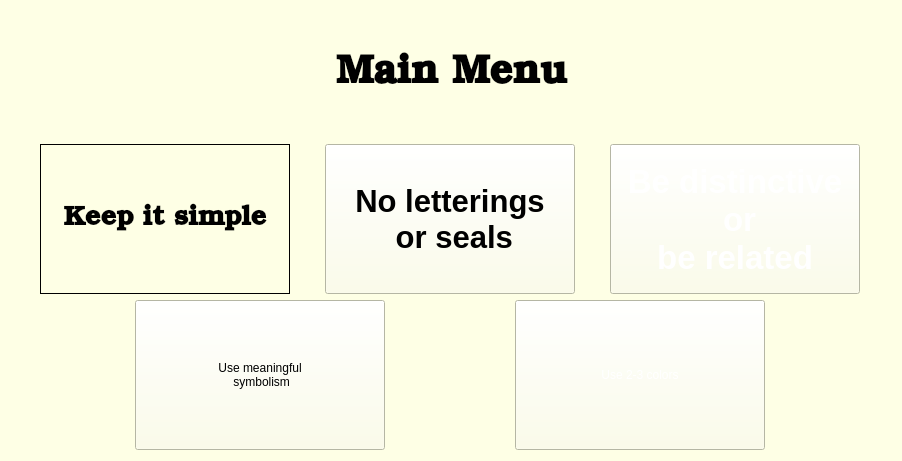
zxjorge/EDApp, file mainmenu.ui: the form before one commit.
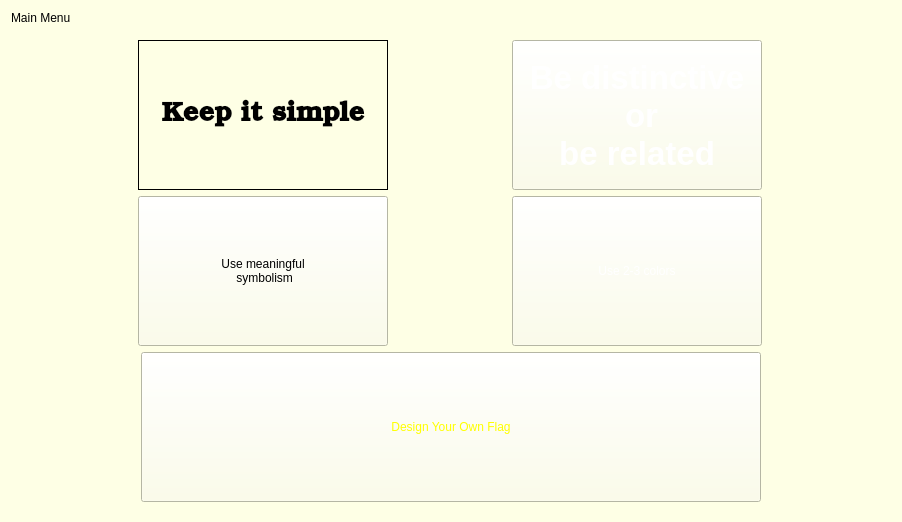
The form after the commit. Icons and pictures are not drawn.

Commit message: removed seals lesson< conmdensed

Diff of the .ui file:
```diff
--- a/mainmenu.ui
+++ b/mainmenu.ui
@@ -20,35 +20,11 @@
    <string>Form</string>
   </property>
   <property name="styleSheet">
-   <string notr="true">text-align: left;
-white-space: wrap;
-background-color: rgb(254, 255, 229);</string>
+   <string notr="true">background-color: rgb(254, 255, 229);</string>
   </property>
   <layout class="QVBoxLayout" name="verticalLayout_3">
    <item>
-    <layout class="QVBoxLayout" name="verticalLayout">
-     <item>
       <widget class="QLabel" name="label">
-       <property name="sizePolicy">
-        <sizepolicy hsizetype="Preferred" vsizetype="Fixed">
-         <horstretch>0</horstretch>
-         <verstretch>0</verstretch>
-        </sizepolicy>
-       </property>
-       <property name="maximumSize">
-        <size>
-         <width>16777215</width>
-         <height>1677</height>
-        </size>
-       </property>
-       <property name="font">
-        <font>
-         <family>Bookman Old Style</family>
-         <pointsize>30</pointsize>
-         <italic>false</italic>
-         <bold>true</bold>
-        </font>
-       </property>
        <property name="styleSheet">
         <string notr="true">font: 800 30pt &quot;Bookman Old Style&quot;;
 </string>
@@ -56,14 +32,13 @@
        <property name="text">
         <string>Main Menu</string>
        </property>
-       <property name="alignment">
-        <set>Qt::AlignCenter</set>
-       </property>
-      </widget>
-     </item>
-    </layout>
-   </item>
+    </widget>
+   </item>
    <item>
+    <widget class="QWidget" name="widget" native="true">
+     <property name="styleSheet">
+      <string notr="true">background-color: rgb(254, 255, 229);</string>
+     </property>
     <layout class="QVBoxLayout" name="verticalLayout_2">
      <item>
       <layout class="QHBoxLayout" name="horizontalLayout">
@@ -103,6 +78,10 @@
     border: 1px solid black;
 	 font: 600 20pt &quot;Bookman Old Style&quot;;
 }
+
+QPushButton#DesignButton:pressed, QPushButton#DesignButton:checked {
+	border-color:  rgb(85, 255, 0);
+}
 </string>
          </property>
          <property name="text">
@@ -110,42 +89,6 @@
          </property>
         </widget>
        </item>
-       <item>
-        <widget class="QPushButton" name="NLSButton">
-         <property name="sizePolicy">
-          <sizepolicy hsizetype="Fixed" vsizetype="Fixed">
-           <horstretch>0</horstretch>
-           <verstretch>0</verstretch>
-          </sizepolicy>
-         </property>
-         <property name="minimumSize">
-          <size>
-           <width>250</width>
-           <height>150</height>
-          </size>
-         </property>
-         <property name="maximumSize">
-          <size>
-           <width>250</width>
-           <height>150</height>
-          </size>
-         </property>
-         <property name="styleSheet">
-          <string notr="true">QPushButton#NLSButton {
-    border-image: url(:/Flags/ar.png);
-    color: black;
-    font: bold 23pt Arial;
-    text-align: center;
-	 font: 600 20pt &quot;Bookman Old Style&quot;;
-}
-</string>
-         </property>
-         <property name="text">
-          <string>No letterings
- or seals</string>
-         </property>
-        </widget>
-       </item>
        <item>
         <widget class="QPushButton" name="BDRButton">
          <property name="sizePolicy">
@@ -174,6 +117,10 @@
     text-align: center;
 	 font: 600 20pt &quot;Bookman Old Style&quot;;
 }
+
+QPushButton#DesignButton:pressed, QPushButton#DesignButton:checked {
+	border-color:  rgb(85, 255, 0);
+}
 </string>
          </property>
          <property name="text">
@@ -214,6 +161,10 @@
 	 font: 600 20pt &quot;Bookman Old Style&quot;;
     text-align: center;
 }
+
+QPushButton#DesignButton:pressed, QPushButton#DesignButton:checked {
+	border-color:  rgb(85, 255, 0);
+}
 </string>
          </property>
          <property name="text">
@@ -249,6 +200,10 @@
     text-align: center;
 	 font: 600 20pt &quot;Bookman Old Style&quot;;
 }
+
+QPushButton#DesignButton:pressed, QPushButton#DesignButton:checked {
+	border-color:  rgb(85, 255, 0);
+}
 </string>
          </property>
          <property name="text">
@@ -258,7 +213,42 @@
        </item>
       </layout>
      </item>
-    </layout>
+      <item>
+       <layout class="QHBoxLayout" name="horizontalLayout_4">
+        <item>
+         <widget class="QPushButton" name="DesignButton">
+          <property name="minimumSize">
+           <size>
+            <width>0</width>
+            <height>150</height>
+           </size>
+          </property>
+          <property name="maximumSize">
+           <size>
+            <width>620</width>
+            <height>250</height>
+           </size>
+          </property>
+          <property name="styleSheet">
+           <string notr="true">QPushButton#DesignButton {
+	background-image: url(:/Flags/nationalFlags.jpg);
+    color: rgb(255, 255, 0);
+	 font: 600 20pt &quot;Bookman Old Style&quot;;
+    text-align: center;
+}
+QPushButton#DesignButton:pressed, QPushButton#DesignButton:checked {
+	border-color:  rgb(85, 255, 0);
+}</string>
+          </property>
+          <property name="text">
+           <string>Design Your Own Flag</string>
+          </property>
+         </widget>
+        </item>
+       </layout>
+      </item>
+     </layout>
+    </widget>
    </item>
   </layout>
  </widget>
```
Left out of the diff: 3 changed lines with no effect on the pictures. Lines whose indentation alone changed are shown as unchanged. The commit also changes 13 other files.
